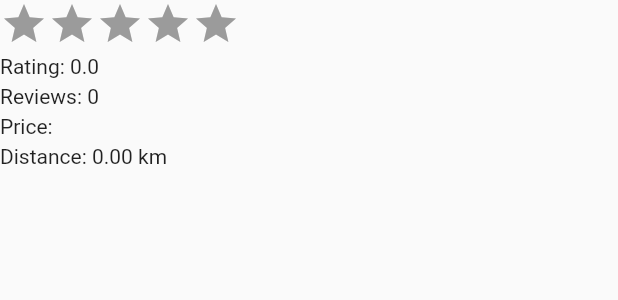
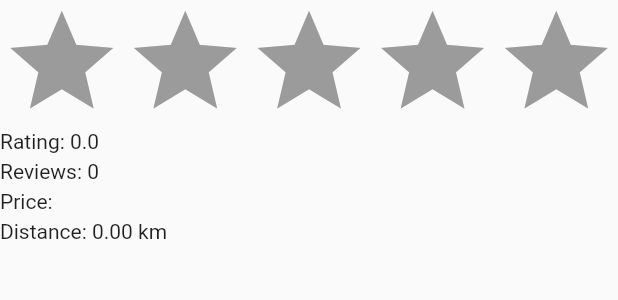
Before and after one commit to alanjhill/yowl_app, a Flutter app: the BusinessInfo widget shown alone on an empty page, opened directly with empty values, on a phone screen of 412 x 824 dp. Shown: the top 300 px of the screen. Run offline on Flutter 3.47's test engine with Material 2 defaults, Android fonts, the phone set to English and light mode, and no system bars; drawn by our look-alikes of flutter_rating_bar; our stand-ins replace anim_search_bar, auto_route, bloc, flutter_bloc, freezed_annotation, get_it and 2 more.

Commit message:
- Fix rating indicator itemSize to prevent overflowing available space

```diff
--- a/lib/features/business/widgets/business_info.dart
+++ b/lib/features/business/widgets/business_info.dart
@@ -15,10 +15,14 @@ class BusinessInfo extends StatelessWidget {
       crossAxisAlignment: CrossAxisAlignment.start,
       children: [
         Row(
-          mainAxisSize: MainAxisSize.min,
+          mainAxisSize: MainAxisSize.max,
           children: [
             Expanded(
-              child: RatingBarIndicator(
+              child: LayoutBuilder(
+                builder: (context, constraints) {
+                  final itemSize = constraints.maxWidth / 5;
+                  return RatingBarIndicator(
+                    itemPadding: EdgeInsets.zero,
                     rating: business.rating ?? 0,
                     itemBuilder: (context, index) => const Icon(
                       Icons.star,
@@ -26,7 +30,10 @@ class BusinessInfo extends StatelessWidget {
                     ),
                     itemCount: 5,
                     // TODO: size so it doesn't overflow
-                itemSize: 32.0,
+                    itemSize: itemSize,
+
+                  );
+                }
               ),
             ),
           ],
```
Also changed, not shown: lib/features/business/widgets/search_widget.dart (+6 -5 lines). Lines whose indentation alone changed are shown as unchanged.
